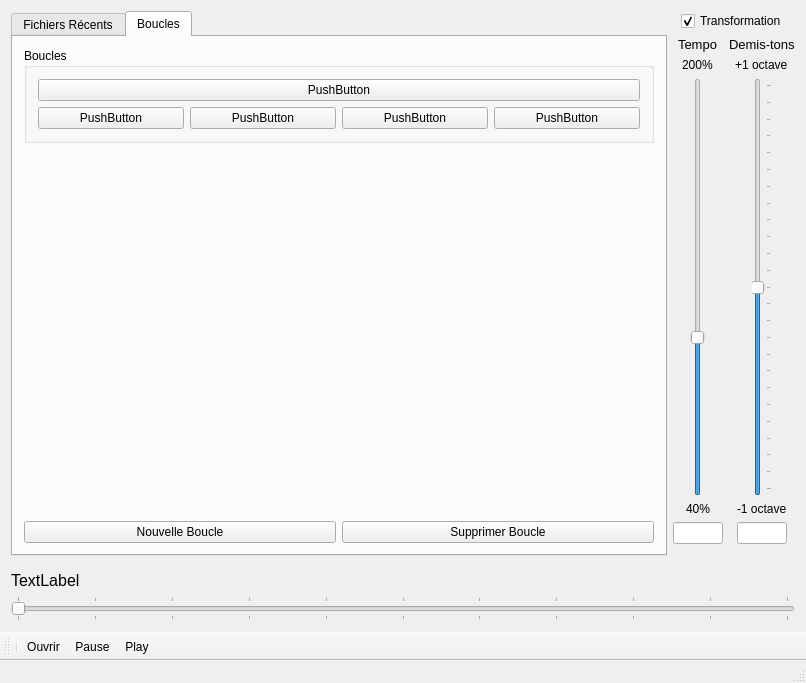
The window that mainwindow.ui (Gai-Luron/MusicPraticeOHLC) describes before a commit, drawn with Qt 5.
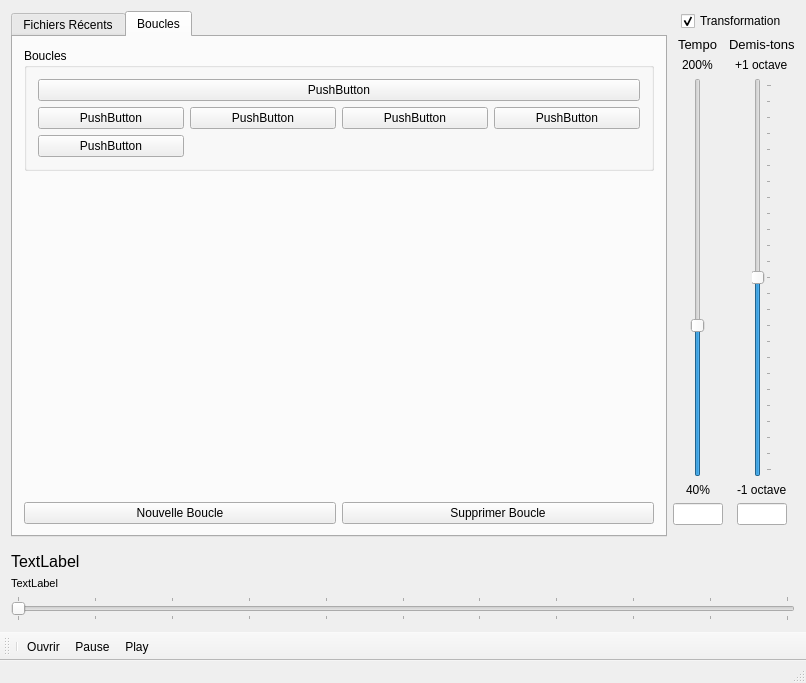
The same window after the commit. The open tabs and pages were chosen to show the change. Icons and pictures are not drawn.

Commit message: Read config loops XML file for audio, Draw loops buttons in accordance in loops tabs

```diff
--- a/mainwindow.ui
+++ b/mainwindow.ui
@@ -105,47 +105,14 @@
                 </layout>
                </item>
                <item>
-                <layout class="QHBoxLayout" name="horizontalLayout_7">
-                 <item>
-                  <widget class="QPushButton" name="pushButton_6">
-                   <property name="text">
-                    <string>PushButton</string>
-                   </property>
-                   <property name="checkable">
-                    <bool>true</bool>
-                   </property>
-                   <property name="autoExclusive">
-                    <bool>true</bool>
-                   </property>
-                  </widget>
-                 </item>
-                 <item>
-                  <widget class="QPushButton" name="pushButton_4">
-                   <property name="text">
-                    <string>PushButton</string>
-                   </property>
-                   <property name="checkable">
-                    <bool>true</bool>
-                   </property>
-                   <property name="autoExclusive">
-                    <bool>true</bool>
-                   </property>
-                  </widget>
-                 </item>
-                 <item>
-                  <widget class="QPushButton" name="pushButton_7">
-                   <property name="text">
-                    <string>PushButton</string>
-                   </property>
-                   <property name="checkable">
-                    <bool>true</bool>
-                   </property>
-                   <property name="autoExclusive">
-                    <bool>true</bool>
-                   </property>
-                  </widget>
-                 </item>
-                 <item>
+                <layout class="QHBoxLayout" name="horizontalLayout_7"/>
+               </item>
+               <item>
+                <layout class="QGridLayout" name="gridLayoutLoops">
+                 <property name="topMargin">
+                  <number>0</number>
+                 </property>
+                 <item row="0" column="3">
                   <widget class="QPushButton" name="pushButton_8">
                    <property name="text">
                     <string>PushButton</string>
@@ -158,6 +125,58 @@
                    </property>
                   </widget>
                  </item>
+                 <item row="0" column="1">
+                  <widget class="QPushButton" name="pushButton_7">
+                   <property name="text">
+                    <string>PushButton</string>
+                   </property>
+                   <property name="checkable">
+                    <bool>true</bool>
+                   </property>
+                   <property name="autoExclusive">
+                    <bool>true</bool>
+                   </property>
+                  </widget>
+                 </item>
+                 <item row="0" column="2">
+                  <widget class="QPushButton" name="pushButton_4">
+                   <property name="text">
+                    <string>PushButton</string>
+                   </property>
+                   <property name="checkable">
+                    <bool>true</bool>
+                   </property>
+                   <property name="autoExclusive">
+                    <bool>true</bool>
+                   </property>
+                  </widget>
+                 </item>
+                 <item row="0" column="0">
+                  <widget class="QPushButton" name="pushButton_6">
+                   <property name="text">
+                    <string>PushButton</string>
+                   </property>
+                   <property name="checkable">
+                    <bool>true</bool>
+                   </property>
+                   <property name="autoExclusive">
+                    <bool>true</bool>
+                   </property>
+                  </widget>
+                 </item>
+                 <item row="1" column="0">
+                  <widget class="QPushButton" name="pushButton_11">
+                   <property name="text">
+                    <string>PushButton</string>
+                   </property>
+                   <property name="checkable">
+                    <bool>true</bool>
+                   </property>
+                   <property name="autoExclusive">
+                    <bool>true</bool>
+                   </property>
+                  </widget>
+                 </item>
                 </layout>
                </item>
               </layout>
@@ -229,6 +248,18 @@
         </property>
        </widget>
       </item>
+      <item>
+       <widget class="QLabel" name="currentPathRead">
+        <property name="font">
+         <font>
+          <pointsize>8</pointsize>
+         </font>
+        </property>
+        <property name="text">
+         <string>TextLabel</string>
+        </property>
+       </widget>
+      </item>
       <item>
        <widget class="QSlider" name="currentTimePlayed">
         <property name="sizePolicy">
```
Left out of the diff: 4 changed lines with no effect on the pictures. The commit also changes 4 other files.
